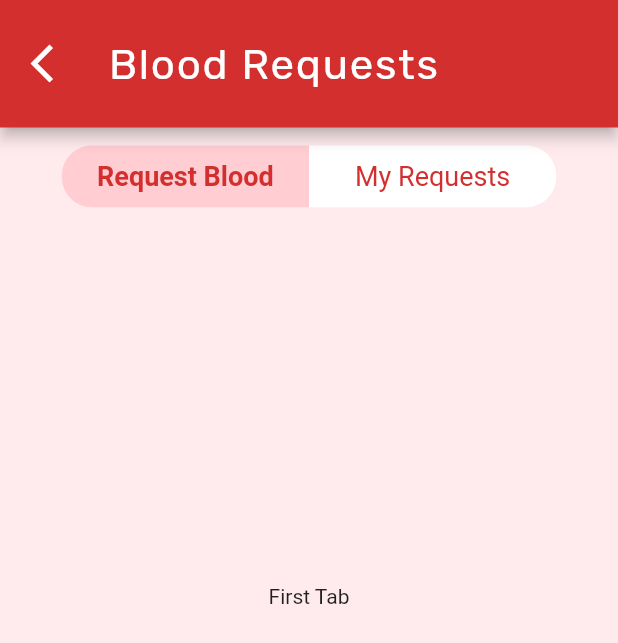
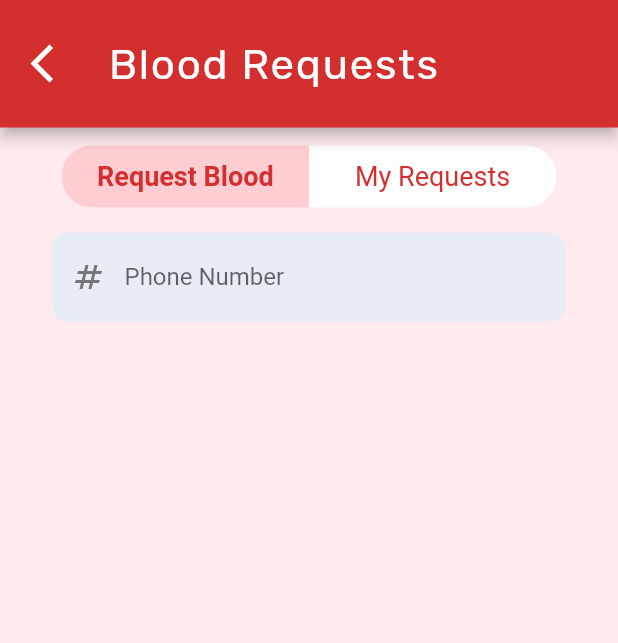
Before and after one commit to sidtuladhar/BloodNepal, a Flutter app: the Requests screen opened directly, on a phone screen of 412 x 824 dp. Shown: the top 643 px of the screen. Run offline on Flutter 3.47's test engine with Material 2 defaults, Android fonts, the phone set to English and light mode, and no system bars; our stand-ins replace fl_chart, flutter_spinkit, font_awesome_flutter, hive, hive_flutter; missing offline and left inert: rounded_expansion_tile; accounts and stored records are empty.

Commit message:
- created widgets for different views

```diff
--- a/lib/ui/home/requests.dart
+++ b/lib/ui/home/requests.dart
@@ -1,5 +1,7 @@
 import 'package:flutter/material.dart';
 import 'package:blood_nepal/ui/home/home.dart';
+import 'package:blood_nepal/ui/widgets/requestblood.dart';
+import 'package:blood_nepal/ui/widgets/myrequest.dart';
 
 class Requests extends StatefulWidget {
   const Requests({super.key});
@@ -107,14 +109,11 @@ class _RequestsState extends State<Requests> {
               ),
             ),
           ),
-          SizedBox(
-            width: double.infinity,
-            height: MediaQuery.of(context).size.height * 0.6,
-            child: Align(
-              alignment: Alignment.center,
-              child: Text(selectedText),
-            ),
-          )
+          if (selectedTab == 1) ...[
+            RequestBlood(), // Widget to show when the condition is true
+          ] else ...[
+            MyRequest(), // Widget to show when the condition is false
+          ],
         ],
       ),
     );
--- /dev/null
+++ b/lib/ui/widgets/myrequest.dart
@@ -0,0 +1,16 @@
+import 'package:flutter/material.dart';
+import 'package:hive/hive.dart';
+
+class MyRequest extends StatefulWidget {
+  const MyRequest({super.key});
+
+  @override
+  State<MyRequest> createState() => _MyRequestState();
+}
+
+class _MyRequestState extends State<MyRequest> {
+  @override
+  Widget build(BuildContext context) {
+    return SingleChildScrollView();
+  }
+}
--- /dev/null
+++ b/lib/ui/widgets/requestblood.dart
@@ -0,0 +1,49 @@
+import 'package:flutter/material.dart';
+
+class RequestBlood extends StatefulWidget {
+  const RequestBlood({super.key});
+
+  @override
+  State<RequestBlood> createState() => _RequestBloodState();
+}
+
+class _RequestBloodState extends State<RequestBlood> {
+  @override
+  Widget build(BuildContext context) {
+    return SingleChildScrollView(
+      padding: const EdgeInsets.symmetric(horizontal: 30.0),
+      child: Column(children: [
+        Container(
+          padding: const EdgeInsets.all(5),
+          child: TextFormField(
+            keyboardType: TextInputType.number,
+            decoration: InputDecoration(
+                labelText: "Phone Number",
+                labelStyle: const TextStyle(fontSize: 16),
+                prefixIcon: Icon(Icons.numbers, color: Colors.grey[600]),
+                enabledBorder: OutlineInputBorder(
+                    borderSide:
+                        const BorderSide(color: Color(0xffE8ECF4), width: 1),
+                    borderRadius: BorderRadius.circular(10)),
+                focusedBorder: OutlineInputBorder(
+                    borderSide:
+                        const BorderSide(color: Color(0xffE8ECF4), width: 1),
+                    borderRadius: BorderRadius.circular(10)),
+                fillColor: const Color(0xffE8ECF4),
+                filled: true,
+                hintText: "Phone Number",
+                hintStyle: const TextStyle(fontSize: 16)),
+            validator: (String? value) {
+              if (value == null || value.isEmpty) {
+                return "Please enter a valid phone number.";
+              } else if (value.length != 10) {
+                return "Phone number is invalid.";
+              }
+              return null;
+            },
+          ),
+        ),
+      ]),
+    );
+  }
+}
```
